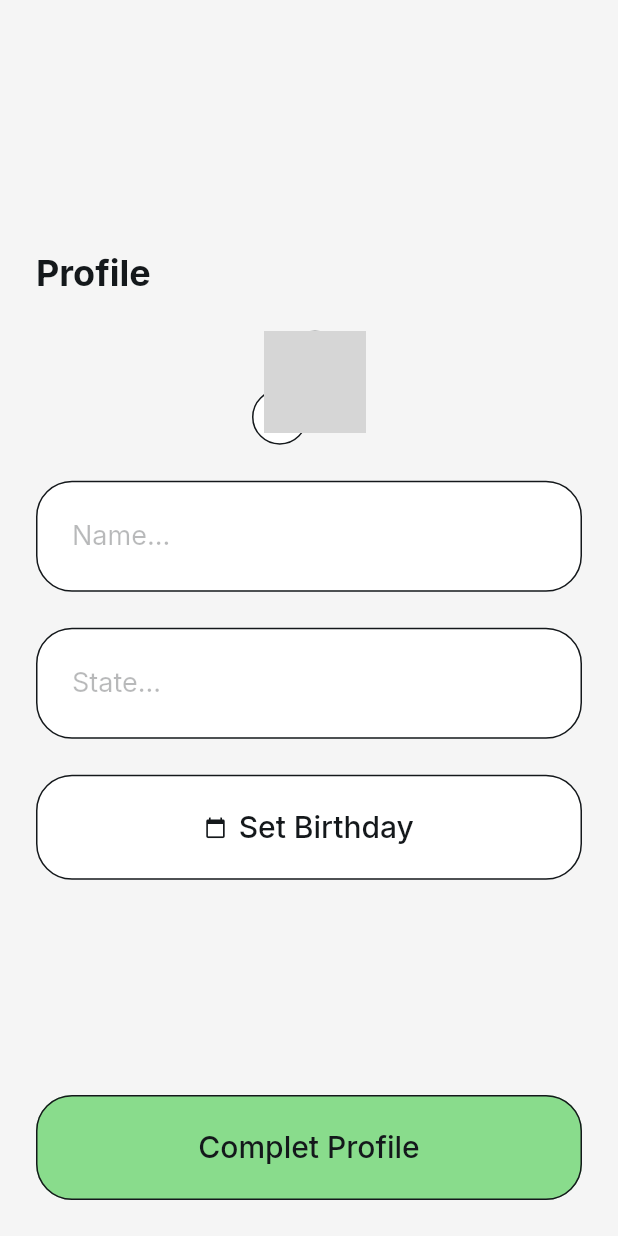
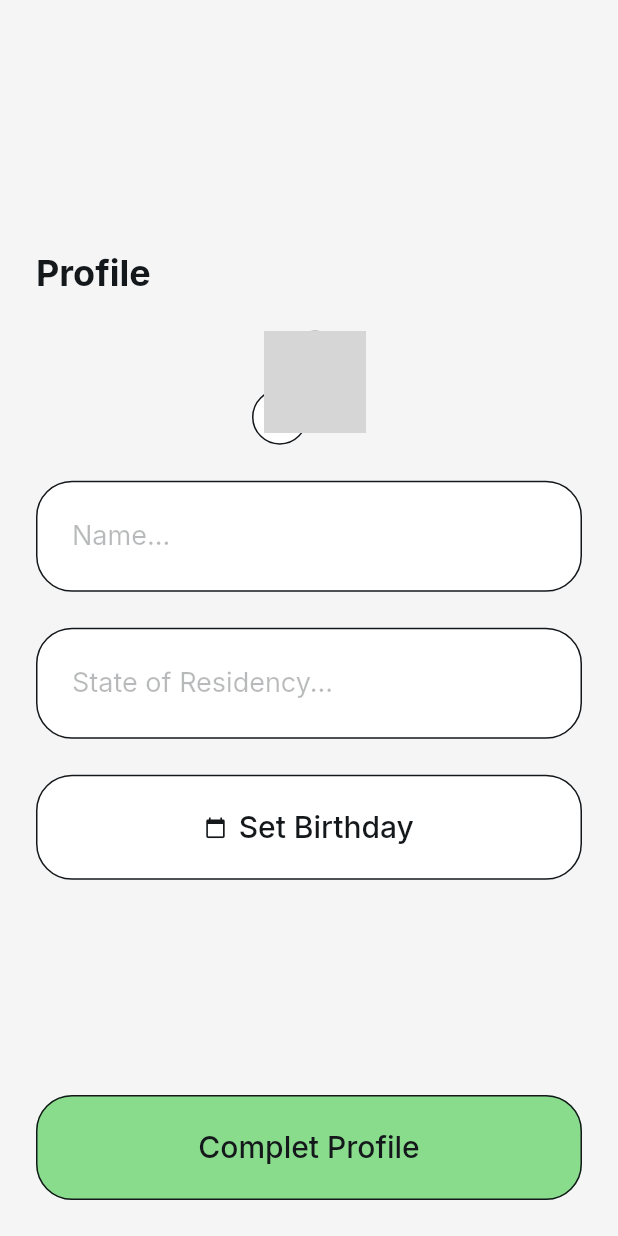
Before and after one commit to SamZhong2/TodoApp-FlutterFlow, a Flutter app: the OnboardingWidget screen opened by its route, on a phone screen of 412 x 824 dp. Run offline on Flutter 3.47's test engine with Material 3 defaults, Android fonts, the phone set to English and light mode, and no system bars; drawn by our look-alikes of auto_size_text; our stand-ins replace cloud_firestore, easy_debounce, file_picker, firebase_auth, firebase_core, firebase_storage and 12 more; missing offline and left inert: json_path, mime_type; accounts and stored records are empty; network calls fail; grey boxes are pictures that could not be loaded.

Commit message:
Tiny Change

```diff
--- a/lib/onboarding/onboarding_widget.dart
+++ b/lib/onboarding/onboarding_widget.dart
@@ -288,7 +288,7 @@ class _OnboardingWidgetState extends State<OnboardingWidget> {
                                     fontFamily: 'Inter',
                                     letterSpacing: 0.0,
                                   ),
-                          hintText: 'State...',
+                          hintText: 'State of Residency...',
                           hintStyle:
                               FlutterFlowTheme.of(context).labelLarge.override(
                                     fontFamily: 'Inter',
```
